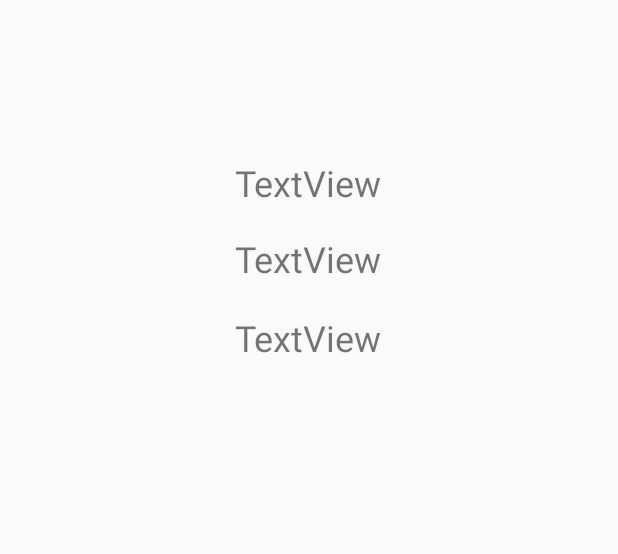
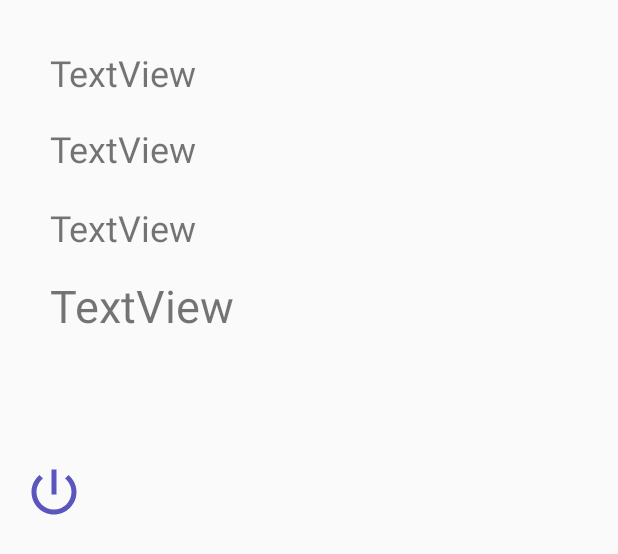
Before and after one commit to JoeKooler/EPIC, an Android app: the layout activity_fixed_remote.xml on its own in the app's theme, with its tools: preview values and no code run, on a phone screen of 412 x 824 dp. Shown: the top 554 px of the screen. Run offline under Robolectric (Android 15) with nearby library versions, the light colour scheme and no system bars.

Commit message:
Select Remote Done laja

```diff
--- a/app/src/main/java/com/example/yoons/EPIC/DeviceBrandSelector.java
+++ b/app/src/main/java/com/example/yoons/EPIC/DeviceBrandSelector.java
@@ -37,6 +37,7 @@ public class DeviceBrandSelector
         AIRCONDITIONERLIST.add("Panasonic");
         AIRCONDITIONERLIST.add("Daikin");
         AIRCONDITIONERLIST.add("Mitsubishi");
+        AIRCONDITIONERLIST.add("Haier");
         return AIRCONDITIONERLIST;
     }
 
--- a/app/src/main/java/com/example/yoons/EPIC/FixedRemoteActivity.java
+++ b/app/src/main/java/com/example/yoons/EPIC/FixedRemoteActivity.java
@@ -25,14 +25,18 @@ public class FixedRemoteActivity extends AppCompatActivity
         String deviceType = intent.getStringExtra("deviceType");
         String deviceBrand = intent.getStringExtra("deviceBrand");
         String deviceVersion = intent.getStringExtra("deviceVersion");
+        String deviceUID = intent.getStringExtra("deviceUID");
 
         TextView ddeviceType = (TextView) findViewById(R.id.testDeviceTypeinFixed);
         TextView ddeviceBrand = (TextView) findViewById(R.id.testDeviceBrandinFixed);
         TextView ddeviceVersion = (TextView) findViewById(R.id.testDeviceVersioninFixed);
+        TextView ddeviceUID = (TextView) findViewById(R.id.testDeviceUIDinFixed);
+
 
         ddeviceType.setText(deviceType);
         ddeviceBrand.setText(deviceBrand);
         ddeviceVersion.setText(deviceVersion);
+        ddeviceUID.setText(deviceUID);
     }
 
 }
--- a/app/src/main/java/com/example/yoons/EPIC/HomeRecyclerViewAdapter.java
+++ b/app/src/main/java/com/example/yoons/EPIC/HomeRecyclerViewAdapter.java
@@ -77,6 +77,7 @@ public class HomeRecyclerViewAdapter extends RecyclerView.Adapter<HomeRecyclerVi
                 intent.putExtra("deviceType", device.Type);
                 intent.putExtra("deviceBrand", device.Brand);
                 intent.putExtra("deviceVersion", device.Version);
+                intent.putExtra("deviceUID",device.UID);
                 v.getContext().startActivity(intent);
             }
         });
--- a/app/src/main/res/layout/activity_fixed_remote.xml
+++ b/app/src/main/res/layout/activity_fixed_remote.xml
@@ -10,9 +10,12 @@
         android:id="@+id/testDeviceVersioninFixed"
         android:layout_width="wrap_content"
         android:layout_height="wrap_content"
+        android:layout_alignParentLeft="true"
+        android:layout_alignParentStart="true"
         android:layout_alignParentTop="true"
-        android:layout_centerHorizontal="true"
-        android:layout_marginTop="105dp"
+        android:layout_marginLeft="33dp"
+        android:layout_marginStart="33dp"
+        android:layout_marginTop="32dp"
         android:text="TextView"
         android:textAlignment="center"
         android:textSize="24sp" />
@@ -41,4 +44,27 @@
         android:textAlignment="center"
         android:textSize="24sp" />
 
+    <TextView
+        android:id="@+id/testDeviceUIDinFixed"
+        android:layout_width="wrap_content"
+        android:layout_height="wrap_content"
+        android:layout_alignLeft="@+id/testDeviceTypeinFixed"
+        android:layout_alignStart="@+id/testDeviceTypeinFixed"
+        android:layout_below="@+id/testDeviceTypeinFixed"
+        android:layout_marginTop="15dp"
+        android:text="TextView"
+        android:textSize="30sp" />
+
+    <ImageView
+        android:id="@+id/imageView8"
+        android:layout_width="wrap_content"
+        android:layout_height="wrap_content"
+        android:layout_alignParentLeft="true"
+        android:layout_alignParentStart="true"
+        android:layout_below="@+id/testDeviceUIDinFixed"
+        android:layout_marginLeft="16dp"
+        android:layout_marginStart="16dp"
+        android:layout_marginTop="84dp"
+        app:srcCompat="@drawable/ic_power_settings_new_black_24dp" />
+
 </RelativeLayout>
```
Also changed, not shown: app/src/main/java/com/example/yoons/EPIC/Device.java (+21 -0 lines), app/src/main/java/com/example/yoons/EPIC/RemoteSelectFragment.java (+14 -2 lines), app/src/main/res/layout/fragment_remote_select.xml (+8 -8 lines).
